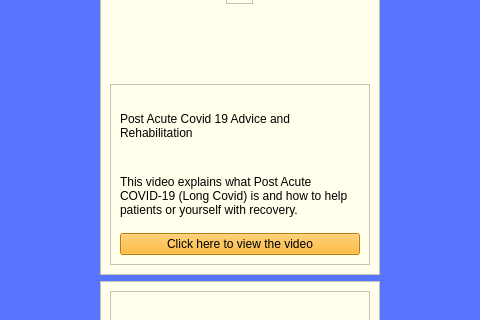
Before: the Qt Designer form ui/l_homepage.ui in neel-mistry/PoCoH-MiniProj, drawn with Qt 5; both pictures show x 522 to 1002 and y 278 to 598 of the 1115 by 835 pixel window.
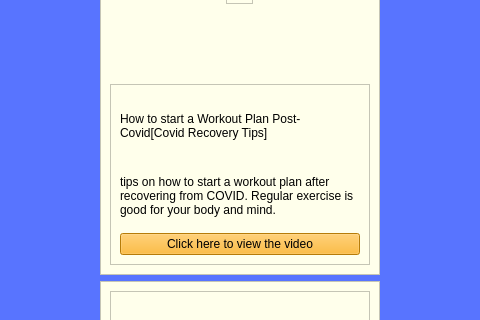
After: the same form once the commit is applied. Icons and pictures are not drawn.

Diff of the .ui file:
```diff
--- a/ui/l_homepage.ui
+++ b/ui/l_homepage.ui
@@ -499,9 +499,9 @@
                  <property name="geometry">
                   <rect>
                    <x>0</x>
-                   <y>-450</y>
+                   <y>-61</y>
                    <width>1020</width>
-                   <height>1440</height>
+                   <height>1472</height>
                   </rect>
                  </property>
                  <layout class="QVBoxLayout" name="verticalLayout_9">
@@ -987,7 +987,7 @@
                               <string notr="true">font: 600 12pt &quot;Poppins&quot;;</string>
                              </property>
                              <property name="text">
-                              <string>Post Acute Covid 19 Advice and Rehabilitation</string>
+                              <string>How to start a Workout Plan Post-Covid[Covid Recovery Tips]</string>
                              </property>
                              <property name="wordWrap">
                               <bool>true</bool>
@@ -1000,7 +1000,7 @@
                               <string notr="true">font: 10pt &quot;Poppins&quot;;</string>
                              </property>
                              <property name="text">
-                              <string>This video explains what Post Acute COVID-19 (Long Covid) is and how to help patients or yourself with recovery.</string>
+                              <string>tips on how to start a workout plan after recovering from COVID. Regular exercise is good for your body and mind.</string>
                              </property>
                              <property name="wordWrap">
                               <bool>true</bool>
```
Left out of the diff: 8 changed lines with no effect on the pictures.
